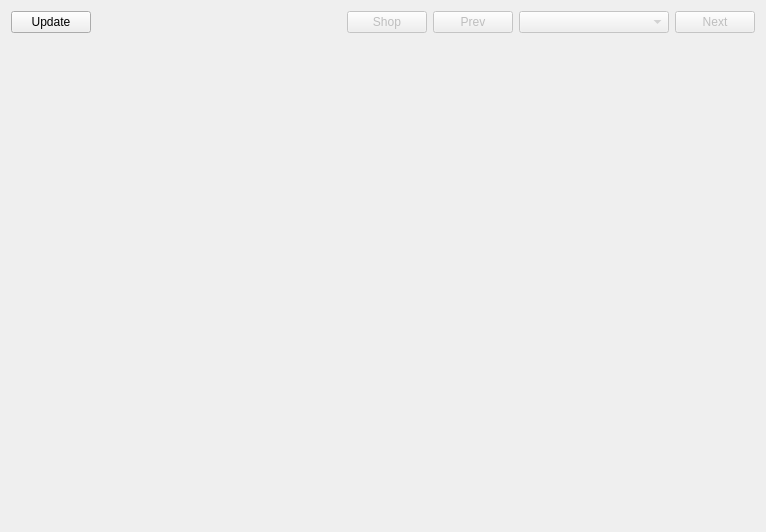
Old version of the form pyoffer/plugins/digikala/digikala.ui in the repository bijanebrahimi/pyoffer.
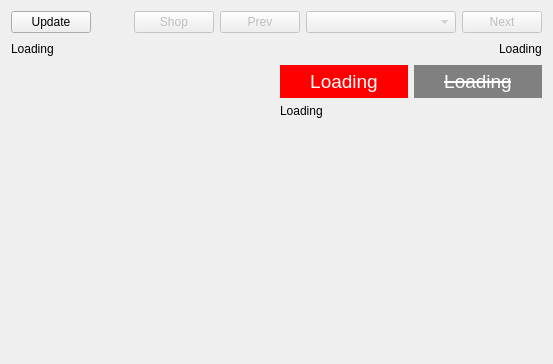
New version of the form.

Commit message: fixed digikala api change

```diff
--- a/pyoffer/plugins/digikala/digikala.ui
+++ b/pyoffer/plugins/digikala/digikala.ui
@@ -6,14 +6,14 @@
    <rect>
     <x>0</x>
     <y>0</y>
-    <width>766</width>
-    <height>532</height>
+    <width>553</width>
+    <height>364</height>
    </rect>
   </property>
   <property name="windowTitle">
    <string>Form</string>
   </property>
-  <layout class="QVBoxLayout" name="verticalLayout">
+  <layout class="QVBoxLayout" name="verticalLayout_2">
    <item>
     <layout class="QHBoxLayout" name="horizontalLayout">
      <item>
@@ -82,38 +82,14 @@
     </layout>
    </item>
    <item>
-    <layout class="QHBoxLayout" name="horizontalLayout_3" stretch="1,0,3">
-     <item>
-      <widget class="QLabel" name="expirationLabel">
-       <property name="text">
-        <string/>
-       </property>
-      </widget>
-     </item>
-     <item>
-      <spacer name="horizontalSpacer_4">
-       <property name="orientation">
-        <enum>Qt::Horizontal</enum>
-       </property>
-       <property name="sizeHint" stdset="0">
-        <size>
-         <width>13</width>
-         <height>20</height>
-        </size>
-       </property>
-      </spacer>
-     </item>
+    <layout class="QHBoxLayout" name="horizontalLayout_4">
      <item>
       <widget class="QLabel" name="titleLabel">
        <property name="text">
-        <string/>
+        <string>Loading</string>
        </property>
       </widget>
      </item>
-    </layout>
-   </item>
-   <item>
-    <layout class="QHBoxLayout" name="horizontalLayout_2">
      <item>
       <spacer name="horizontalSpacer_2">
        <property name="orientation">
@@ -121,37 +97,144 @@
        </property>
        <property name="sizeHint" stdset="0">
         <size>
-         <width>13</width>
+         <width>40</width>
          <height>20</height>
         </size>
        </property>
       </spacer>
      </item>
      <item>
-      <widget class="QLabel" name="imageLabel">
-       <property name="minimumSize">
-        <size>
-         <width>680</width>
-         <height>285</height>
-        </size>
-       </property>
+      <widget class="QLabel" name="expirationLabel">
        <property name="text">
-        <string/>
+        <string>Loading</string>
        </property>
       </widget>
      </item>
+    </layout>
+   </item>
+   <item>
+    <layout class="QHBoxLayout" name="horizontalLayout_5" stretch="1,1">
      <item>
-      <spacer name="horizontalSpacer_3">
-       <property name="orientation">
-        <enum>Qt::Horizontal</enum>
-       </property>
-       <property name="sizeHint" stdset="0">
-        <size>
-         <width>13</width>
-         <height>20</height>
-        </size>
-       </property>
-      </spacer>
+      <layout class="QHBoxLayout" name="horizontalLayout_3">
+       <item>
+        <spacer name="horizontalSpacer_4">
+         <property name="orientation">
+          <enum>Qt::Horizontal</enum>
+         </property>
+         <property name="sizeHint" stdset="0">
+          <size>
+           <width>40</width>
+           <height>20</height>
+          </size>
+         </property>
+        </spacer>
+       </item>
+       <item>
+        <widget class="QLabel" name="imageLabel">
+         <property name="minimumSize">
+          <size>
+           <width>220</width>
+           <height>220</height>
+          </size>
+         </property>
+         <property name="maximumSize">
+          <size>
+           <width>220</width>
+           <height>220</height>
+          </size>
+         </property>
+         <property name="text">
+          <string/>
+         </property>
+        </widget>
+       </item>
+       <item>
+        <spacer name="horizontalSpacer_3">
+         <property name="orientation">
+          <enum>Qt::Horizontal</enum>
+         </property>
+         <property name="sizeHint" stdset="0">
+          <size>
+           <width>13</width>
+           <height>20</height>
+          </size>
+         </property>
+        </spacer>
+       </item>
+      </layout>
+     </item>
+     <item>
+      <layout class="QVBoxLayout" name="verticalLayout">
+       <item>
+        <layout class="QHBoxLayout" name="horizontalLayout_2">
+         <item>
+          <widget class="QLabel" name="discountedLabel">
+           <property name="font">
+            <font>
+             <pointsize>-1</pointsize>
+            </font>
+           </property>
+           <property name="styleSheet">
+            <string notr="true">background: red;
+color: white;
+padding: 5px;
+font-size: 19px;
+</string>
+           </property>
+           <property name="text">
+            <string>Loading</string>
+           </property>
+           <property name="alignment">
+            <set>Qt::AlignCenter</set>
+           </property>
+          </widget>
+         </item>
+         <item>
+          <widget class="QLabel" name="priceLabel">
+           <property name="font">
+            <font>
+             <pointsize>-1</pointsize>
+             <strikeout>true</strikeout>
+            </font>
+           </property>
+           <property name="styleSheet">
+            <string notr="true">background: gray;
+color: white;
+padding: 5px;
+text-decoration: line-through;
+font-size: 19px;</string>
+           </property>
+           <property name="text">
+            <string>Loading</string>
+           </property>
+           <property name="alignment">
+            <set>Qt::AlignCenter</set>
+           </property>
+          </widget>
+         </item>
+        </layout>
+       </item>
+       <item>
+        <widget class="QLabel" name="featuresLabel">
+         <property name="text">
+          <string>Loading</string>
+         </property>
+        </widget>
+       </item>
+       <item>
+        <spacer name="verticalSpacer_2">
+         <property name="orientation">
+          <enum>Qt::Vertical</enum>
+         </property>
+         <property name="sizeHint" stdset="0">
+          <size>
+           <width>20</width>
+           <height>40</height>
+          </size>
+         </property>
+        </spacer>
+       </item>
+      </layout>
      </item>
     </layout>
    </item>
@@ -163,7 +246,7 @@
      <property name="sizeHint" stdset="0">
       <size>
        <width>20</width>
-       <height>57</height>
+       <height>55</height>
       </size>
      </property>
     </spacer>
```
The commit also changes 3 other files.
